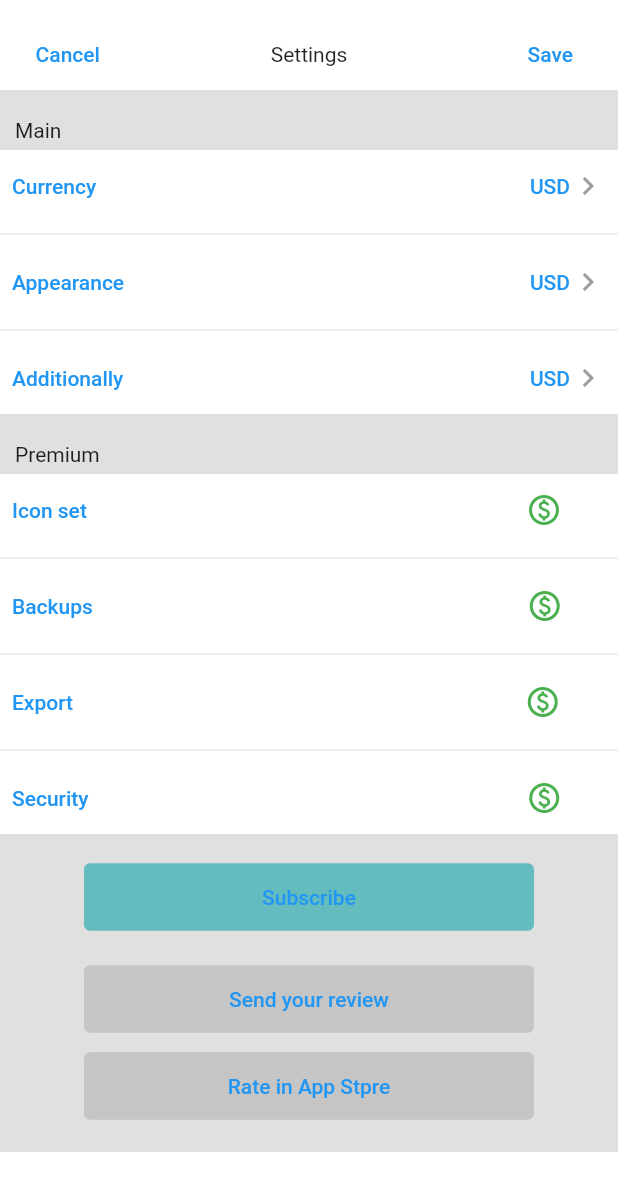
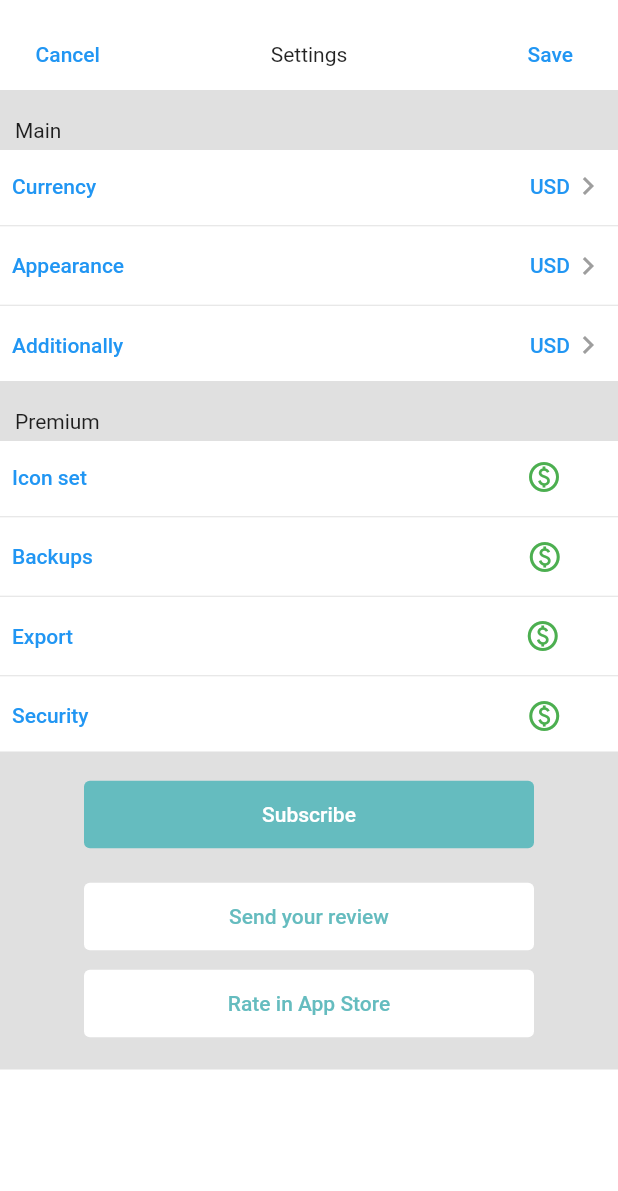
Before and after one commit to al-saqr/cashtrack, a Flutter app: the SettingsPage screen opened by its route, on a phone screen of 412 x 824 dp. Shown: the top 1191 px of the screen. Run offline on Flutter 3.47's test engine with Material 2 defaults, Android fonts, the phone set to English and light mode, and no system bars; our stand-ins replace carousel_slider.

Commit message:
Divider widget height changed to 5

```diff
--- a/lib/ui/pages/settings/settings_page.dart
+++ b/lib/ui/pages/settings/settings_page.dart
@@ -27,7 +27,7 @@ class SettingsPage extends StatelessWidget {
                     alignment: Alignment.bottomLeft,
                     padding: EdgeInsets.only(bottom: 5, left: 10),
                     child: Text('Main')),
-                MainSettingsWidget(),
+                const MainSettingsWidget(),
                 Container(
                     color: Colors.black12,
                     height: 40,
@@ -47,15 +47,9 @@ class SettingsPage extends StatelessWidget {
               color: Colors.black12,
               child: Column(
                 children: const [
-                  Padding(
-                    padding: EdgeInsets.only(top: 18, bottom: 20),
-                    child: SubscribeButtonWidget(),
-                  ),
+                  SubscribeButtonWidget(),
                   SendReviewButtonWidget(),
-                  Padding(
-                    padding: EdgeInsets.only(bottom: 20, top: 10),
-                    child: RateInAppStoreButtonWidget(),
-                  ),
+                  RateInAppStoreButtonWidget(),
                 ],
               ),
             ),
@@ -73,15 +67,21 @@ class RateInAppStoreButtonWidget extends StatelessWidget {
 
   @override
   Widget build(BuildContext context) {
-    return TextButton(
+    return Padding(
+      padding: const EdgeInsets.only(bottom: 20, top: 10),
+      child: TextButton(
         onPressed: () {},
         style: ButtonStyle(
-        backgroundColor: MaterialStateProperty.all(Colors.black12),
+          backgroundColor: MaterialStateProperty.all(Colors.white),
           minimumSize: MaterialStateProperty.all(
             const Size(300, 45),
           ),
         ),
-      child: Text('Rate in App Stpre'),
+        child: const Text(
+          'Rate in App Store',
+          style: TextStyle(color: Color(0xFF65BCBF)),
+        ),
+      ),
     );
   }
 }
@@ -96,12 +96,15 @@ class SendReviewButtonWidget extends StatelessWidget {
     return TextButton(
       onPressed: () {},
       style: ButtonStyle(
-        backgroundColor: MaterialStateProperty.all(Colors.black12),
+        backgroundColor: MaterialStateProperty.all(Colors.white),
         minimumSize: MaterialStateProperty.all(
           const Size(300, 45),
         ),
       ),
-      child: Text('Send your review'),
+      child: const Text(
+        'Send your review',
+        style: TextStyle(color: Color(0xFF65BCBF)),
+      ),
     );
   }
 }
@@ -113,7 +116,9 @@ class SubscribeButtonWidget extends StatelessWidget {
 
   @override
   Widget build(BuildContext context) {
-    return TextButton(
+    return Padding(
+      padding: const EdgeInsets.only(top: 18, bottom: 20),
+      child: TextButton(
         onPressed: () {},
         style: ButtonStyle(
           backgroundColor: MaterialStateProperty.all(const Color(0xFF65BCBF)),
@@ -126,7 +131,11 @@ class SubscribeButtonWidget extends StatelessWidget {
           // shape: MaterialStateProperty.all(
           //     RoundedRectangleBorder(borderRadius: BorderRadius.circular(8))),
         ),
-      child: Text('Subscribe'),
+        child: Text(
+          'Subscribe',
+          style: TextStyle(color: Colors.white),
+        ),
+      ),
     );
   }
 }
@@ -166,7 +175,7 @@ class PremiumSettingsWidget extends StatelessWidget {
               ],
             ),
           ),
-          Divider(),
+          Divider(height: 5),
           TextButton(
             onPressed: () {},
             child: Row(
@@ -191,7 +200,7 @@ class PremiumSettingsWidget extends StatelessWidget {
               ],
             ),
           ),
-          Divider(),
+          Divider(height: 5),
           TextButton(
             onPressed: () {},
             child: Row(
@@ -216,7 +225,7 @@ class PremiumSettingsWidget extends StatelessWidget {
               ],
             ),
           ),
-          Divider(),
+          Divider(height: 5),
           TextButton(
             onPressed: () {},
             child: Row(
@@ -275,7 +284,9 @@ class MainSettingsWidget extends StatelessWidget {
             ],
           ),
         ),
-        Divider(),
+        Divider(
+          height: 5,
+        ),
         TextButton(
           onPressed: () {},
           child: Row(
@@ -294,7 +305,7 @@ class MainSettingsWidget extends StatelessWidget {
             ],
           ),
         ),
-        Divider(),
+        Divider(height: 5),
         TextButton(
           onPressed: () {},
           child: Row(
```
Lines whose indentation alone changed are shown as unchanged.
